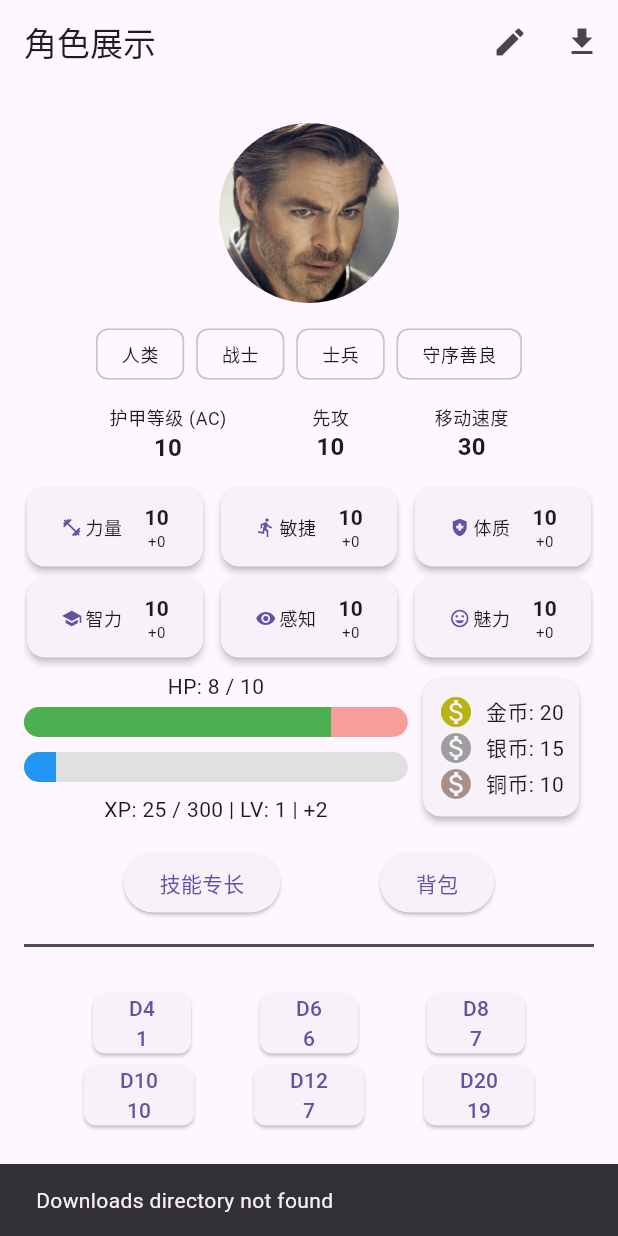
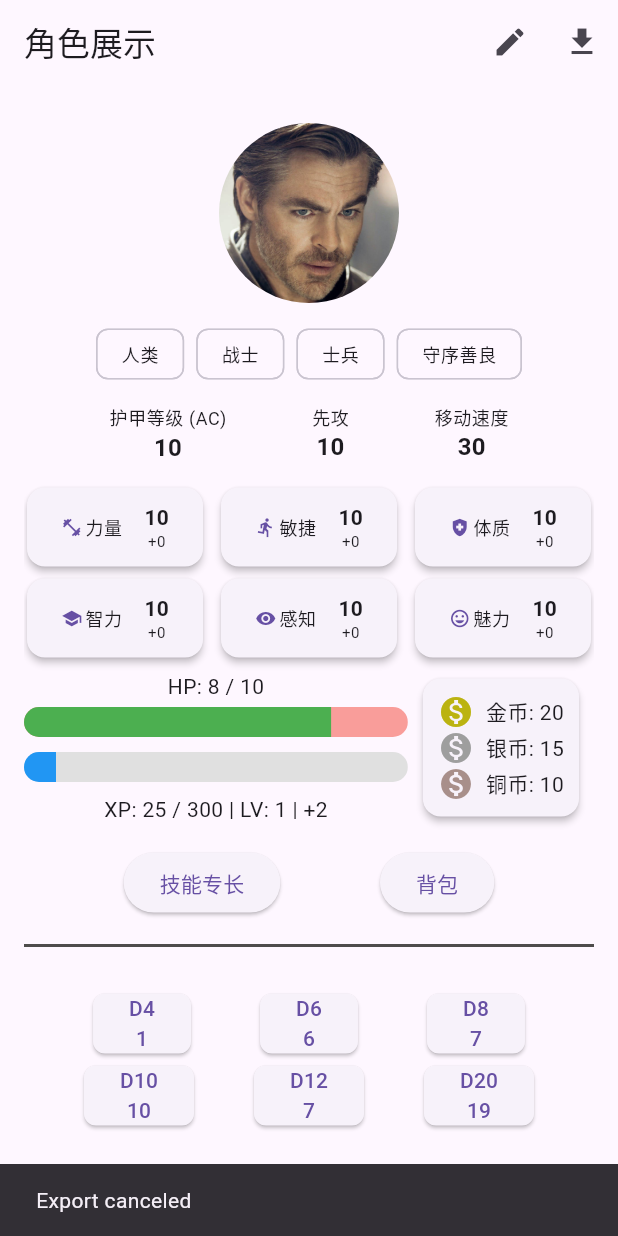
Before and after one commit to wanakiki/dnd_character_sheet, a Flutter app: the screen it shows after launch, after a tap on the "download" icon, on a phone screen of 412 x 824 dp. Run offline on Flutter 3.47's test engine with Material 3 defaults, Android fonts, the phone set to English and light mode, and no system bars; our stand-ins replace file_picker, font_awesome_flutter, image_picker, isar, permission_handler; accounts and stored records are empty; generated files the repository leaves out were written again.

Commit message:
feat: Implement directory selection for character export
- Updated the `_exportCharacter` method to use `file_picker` for selecting an existing directory.
- Removed the need for high-risk storage permissions by allowing users to choose a directory for exporting character data.

```diff
--- a/lib/app/pages/home_page.dart
+++ b/lib/app/pages/home_page.dart
@@ -16,6 +16,8 @@ import 'dart:io';
 import 'package:dnd_character/app/widgets/dice_row.dart';
 import 'package:path_provider/path_provider.dart';
 import 'dart:convert';
+import 'package:permission_handler/permission_handler.dart';
+import 'package:file_picker/file_picker.dart';
 
 class CharacterDisplayScreen extends StatefulWidget {
   CharacterDisplayScreen({super.key});
@@ -58,15 +60,17 @@ class _CharacterDisplayScreenState extends State<CharacterDisplayScreen> {
   }
 
   Future<void> _exportCharacter() async {
-    final Character character =
-        Provider.of<CharacterManager>(context, listen: false).character;
-    final jsonString = jsonEncode(character.toJson());
+    // Let the user pick a directory
+    String? outputPath = await FilePicker.platform.getDirectoryPath();
 
-    try {
-      // Attempt to get the Downloads directory
-      final directory = Directory('/storage/emulated/0/Download');
-      if (await directory.exists()) {
-        final filePath = '${directory.path}/character_export.json';
+    if (outputPath != null) {
+      final Character character =
+          Provider.of<CharacterManager>(context, listen: false).character;
+      final jsonString = jsonEncode(character.toJson());
+
+      try {
+        // Create the file path
+        final filePath = '$outputPath/character_export.json';
         final file = File(filePath);
 
         await file.writeAsString(jsonString);
@@ -74,14 +78,14 @@ class _CharacterDisplayScreenState extends State<CharacterDisplayScreen> {
         ScaffoldMessenger.of(context).showSnackBar(
           SnackBar(content: Text('Character exported to $filePath')),
         );
-      } else {
+      } catch (e) {
         ScaffoldMessenger.of(context).showSnackBar(
-          SnackBar(content: Text('Downloads directory not found')),
+          SnackBar(content: Text('Failed to export character: $e')),
         );
       }
-    } catch (e) {
+    } else {
       ScaffoldMessenger.of(context).showSnackBar(
-        SnackBar(content: Text('Failed to export character: $e')),
+        SnackBar(content: Text('Export canceled')),
       );
     }
   }
--- a/pubspec.yaml
+++ b/pubspec.yaml
@@ -45,6 +45,8 @@ dependencies:
   isar_flutter_libs:
     hosted: https://pub.isar-community.dev
     version: 3.1.7
+  permission_handler: ^11.3.1
+  file_picker: ^5.0.0
 
 
 
```
Also changed, not shown: pubspec.lock, 3 other files.
